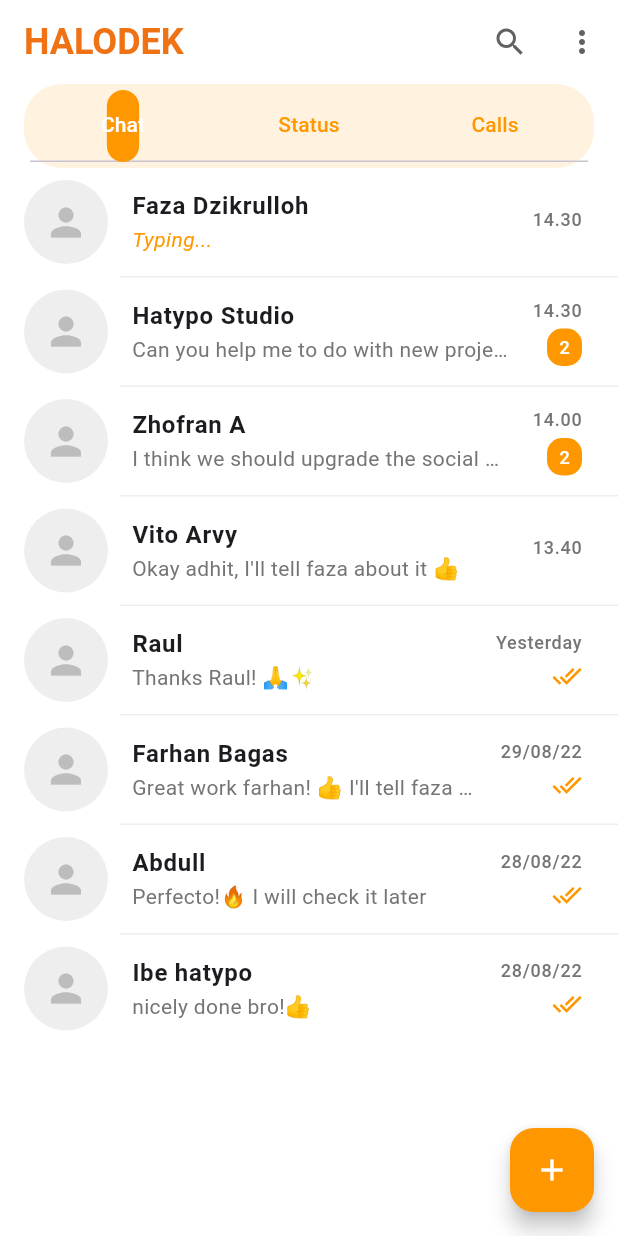
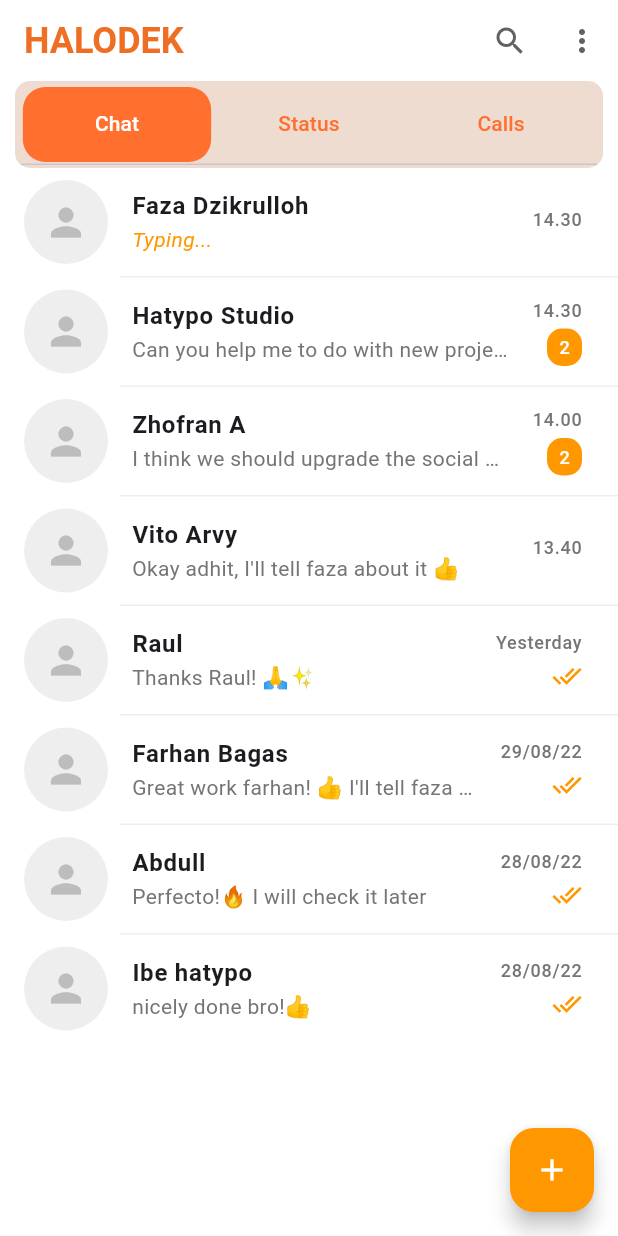
Before and after one commit to keerthana2331/chat_flutter, a Flutter app: the Screen2 screen opened directly, on a phone screen of 412 x 824 dp. Run offline on Flutter 3.47's test engine with Material 3 defaults, Android fonts, the phone set to English and light mode, and no system bars.

Commit message:
made some changes

```diff
--- a/lib/screens/screen2.dart
+++ b/lib/screens/screen2.dart
@@ -25,7 +25,7 @@ class Screen2 extends StatelessWidget {
   final List<ChatListItem> chatItems = [
     ChatListItem(
       name: "Faza Dzikrulloh",
-      avatar: "assets/images/avatar1.png",
+      avatar: "assets/images/secondcreen.first.png",
       message: "Typing...",
       time: "14.30",
       isTyping: true,
@@ -92,7 +92,7 @@ class Screen2 extends StatelessWidget {
           title: const Text(
             'HALODEK',
             style: TextStyle(
-              color: Color.fromARGB(255, 239, 115, 21),
+              color: Color.fromARGB(255, 238, 110, 36),
               fontWeight: FontWeight.bold,
               fontSize: 24,
             ),
@@ -111,28 +111,33 @@ class Screen2 extends StatelessWidget {
             preferredSize: const Size.fromHeight(56),
             child: Container(
                 alignment: Alignment.center,
-              margin: const EdgeInsets.symmetric(horizontal: 16),
-              padding: const EdgeInsets.symmetric(vertical: 4, horizontal: 4),
+                margin: const EdgeInsets.symmetric(horizontal: 10),
+                padding: const EdgeInsets.symmetric(vertical: 2, horizontal: 4),
                 decoration: BoxDecoration(
-                color: Colors.orange[50],
-                borderRadius: BorderRadius.circular(25),
+                  color: const Color.fromARGB(255, 239, 220, 209),
+                  borderRadius: BorderRadius.circular(10),
                 ),
                 child: TabBar(
+                  indicator: BoxDecoration(
+                    color: const Color(0xFFFF6F2E),
+                    borderRadius: BorderRadius.circular(15),
+                  ),
                   labelColor: Colors.white,
-                unselectedLabelColor: Colors.orange,
-                indicator: BoxDecoration(
-                  color: Colors.orange,
-                  borderRadius: BorderRadius.circular(25),
+                  unselectedLabelColor: const Color(0xFFFF6F2E),
+                  indicatorPadding: const EdgeInsets.symmetric(
+                    horizontal: -48,
+                    vertical: 2,
                   ),
-                indicatorPadding: EdgeInsets.symmetric(horizontal: 4),
-                labelPadding: const EdgeInsets.symmetric(horizontal: 12.0),
+                  labelPadding: const EdgeInsets.symmetric(
+                    horizontal: 20,
+                    vertical: 3,
+                  ),
                   tabs: const [
                     Tab(text: 'Chat'),
                     Tab(text: 'Status'),
                     Tab(text: 'Calls'),
                   ],
-              ),
-            ),
+                )),
           ),
         ),
         body: TabBarView(
--- a/pubspec.yaml
+++ b/pubspec.yaml
@@ -30,3 +30,5 @@ flutter:
 
   assets:
     - assets/images/front.png
+    - assets/images/secondcreen.first.png
+    - assets/images/third screen.image.png
```
Also changed, not shown: lib/screens/screen3.dart (+30 -32 lines), assets/images/secondcreen.eighth.png (added), assets/images/secondcreen.fifth.png (added), assets/images/secondcreen.first.png (added), assets/images/secondcreen.fourth.png (added), assets/images/secondcreen.seventh.png (added), assets/images/secondcreen.sixth.png (added), assets/images/secondcreen.third.png (added), assets/images/third screen.image.png (added). Lines whose indentation alone changed are shown as unchanged.
